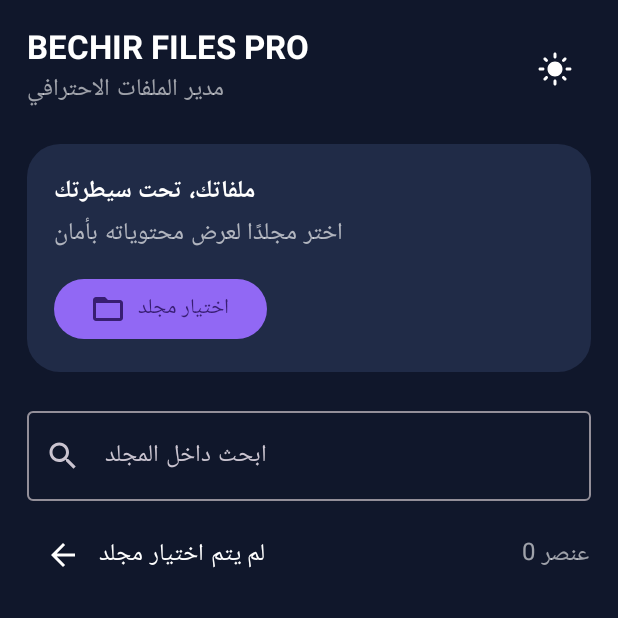
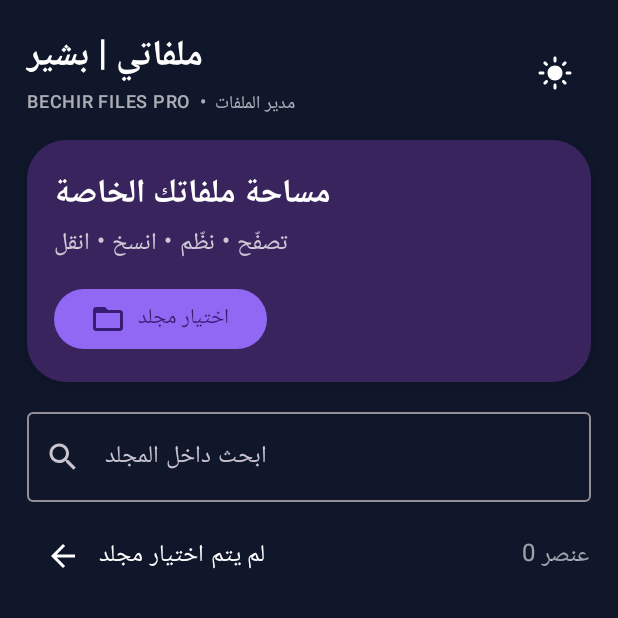
Before and after one commit to gueddich46-lab/BECHIR-FILES-PRO, an Android app built with Jetpack Compose: the screen it shows after launch (MainActivity), on a phone screen of 412 x 824 dp, the top half of it. Run offline under Robolectric (Android 15) with nearby library versions, the phone set to English and light mode, and no system bars.

Commit message:
Redesign visible header hero panel and elevated rounded file cards

```diff
--- a/app/src/main/java/com/bechir/filespro/MainActivity.kt
+++ b/app/src/main/java/com/bechir/filespro/MainActivity.kt
@@ -89,18 +89,18 @@ fun FilesApp(persistFolder: (Uri) -> Unit, openFile: (Uri) -> Unit) {
         Column(Modifier.fillMaxSize().background(bg).systemBarsPadding().padding(18.dp)) {
             Row(verticalAlignment = Alignment.CenterVertically) {
                 Column(Modifier.weight(1f)) {
-                    Text("BECHIR FILES PRO", color = fg, style = MaterialTheme.typography.titleLarge, fontWeight = FontWeight.Bold)
-                    Text("مدير الملفات الاحترافي", color = fg.copy(alpha = .6f))
+                    Text("ملفاتي | بشير", color = fg, style = MaterialTheme.typography.headlineSmall, fontWeight = FontWeight.ExtraBold)
+                    Text("BECHIR FILES PRO  •  مدير الملفات", color = fg.copy(alpha = .65f), style = MaterialTheme.typography.labelMedium)
                 }
                 IconButton(onClick = { dark = !dark }) {
                     Icon(if (dark) Icons.Default.LightMode else Icons.Default.DarkMode, "المظهر", tint = fg)
                 }
             }
-            Spacer(Modifier.height(22.dp))
-            Card(colors = CardDefaults.cardColors(containerColor = panel), shape = RoundedCornerShape(22.dp)) {
+            Spacer(Modifier.height(14.dp))
+            Card(colors = CardDefaults.cardColors(containerColor = if (dark) Color(0xFF39245D) else Color(0xFFE9DDFC)), shape = RoundedCornerShape(26.dp), elevation = CardDefaults.cardElevation(defaultElevation = 5.dp)) {
                 Column(Modifier.fillMaxWidth().padding(18.dp)) {
-                    Text("ملفاتك، تحت سيطرتك", color = fg, style = MaterialTheme.typography.titleMedium, fontWeight = FontWeight.Bold)
-                    Text("اختر مجلدًا لعرض محتوياته بأمان", color = fg.copy(alpha = .65f))
+                    Text("مساحة ملفاتك الخاصة", color = fg, style = MaterialTheme.typography.titleLarge, fontWeight = FontWeight.Bold)
+                    Text("تصفّح • نظّم • انسخ • انقل", color = fg.copy(alpha = .75f))
                     Spacer(Modifier.height(12.dp))
                     Button(onClick = { picker.launch(null) }, colors = ButtonDefaults.buttonColors(containerColor = accent)) {
                         Icon(Icons.Default.FolderOpen, null)
@@ -109,7 +109,7 @@ fun FilesApp(persistFolder: (Uri) -> Unit, openFile: (Uri) -> Unit) {
                     }
                 }
             }
-            Spacer(Modifier.height(18.dp))
+            Spacer(Modifier.height(12.dp))
             OutlinedTextField(value = query, onValueChange = { query = it }, modifier = Modifier.fillMaxWidth(), singleLine = true, label = { Text("ابحث داخل المجلد") }, leadingIcon = { Icon(Icons.Default.Search, null) })
             Spacer(Modifier.height(12.dp))
             if (current != null) {
@@ -140,9 +140,9 @@ fun FilesApp(persistFolder: (Uri) -> Unit, openFile: (Uri) -> Unit) {
             if (error.isNotBlank()) Text(error, color = Color(0xFFFF8E8E))
             LazyVerticalGrid(columns = GridCells.Fixed(3), horizontalArrangement = Arrangement.spacedBy(10.dp), verticalArrangement = Arrangement.spacedBy(10.dp), contentPadding = PaddingValues(vertical = 12.dp)) {
                 items(files, key = { it.uri.toString() }) { file ->
-                    Card(onClick = { if (file.isDirectory) { current = file; query = "" } else openFile(file.uri) }, colors = CardDefaults.cardColors(containerColor = panel), shape = RoundedCornerShape(18.dp)) {
+                    Card(onClick = { if (file.isDirectory) { current = file; query = "" } else openFile(file.uri) }, colors = CardDefaults.cardColors(containerColor = panel), shape = RoundedCornerShape(22.dp), elevation = CardDefaults.cardElevation(defaultElevation = 4.dp)) {
                         Column(Modifier.fillMaxWidth().height(158.dp).padding(6.dp), horizontalAlignment = Alignment.CenterHorizontally, verticalArrangement = Arrangement.Center) {
-                            Icon(when { file.isDirectory -> Icons.Default.Folder; file.type?.startsWith("image/") == true -> Icons.Default.Image; file.type?.startsWith("video/") == true -> Icons.Default.Movie; file.type?.startsWith("audio/") == true -> Icons.Default.MusicNote; file.type == "application/pdf" -> Icons.Default.PictureAsPdf; else -> Icons.Default.Description }, null, tint = if (file.isDirectory) Color(0xFFF2B84D) else accent, modifier = Modifier.size(40.dp))
+                            Icon(when { file.isDirectory -> Icons.Default.Folder; file.type?.startsWith("image/") == true -> Icons.Default.Image; file.type?.startsWith("video/") == true -> Icons.Default.Movie; file.type?.startsWith("audio/") == true -> Icons.Default.MusicNote; file.type == "application/pdf" -> Icons.Default.PictureAsPdf; else -> Icons.Default.Description }, null, tint = if (file.isDirectory) Color(0xFFF2B84D) else accent, modifier = Modifier.size(46.dp))
                             Spacer(Modifier.height(8.dp))
                             Text(file.name ?: "ملف", color = fg, maxLines = 2, overflow = TextOverflow.Ellipsis, style = MaterialTheme.typography.labelMedium)
                             Row {
```
